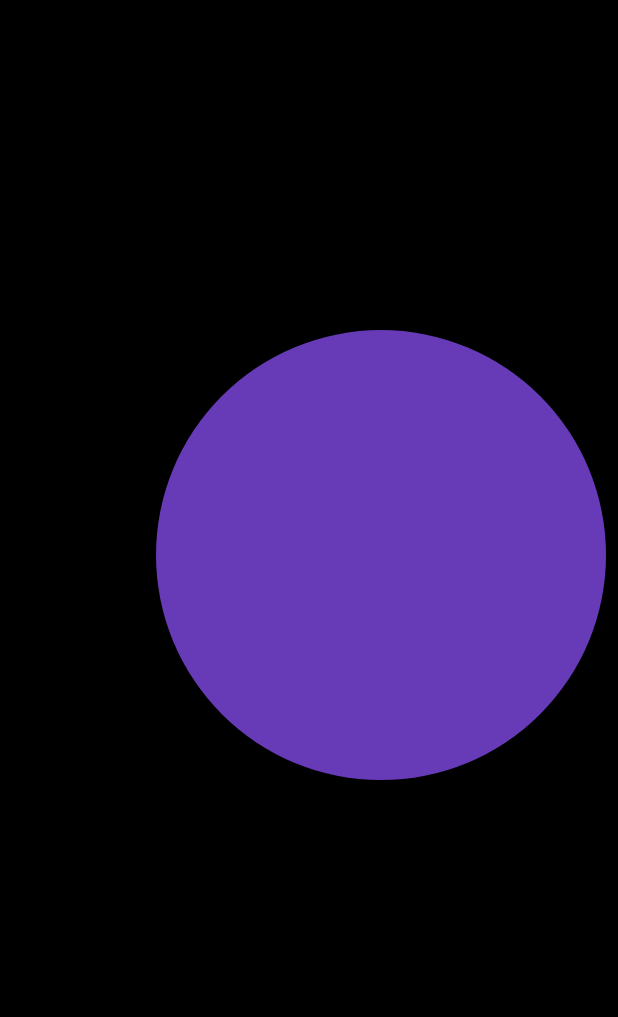
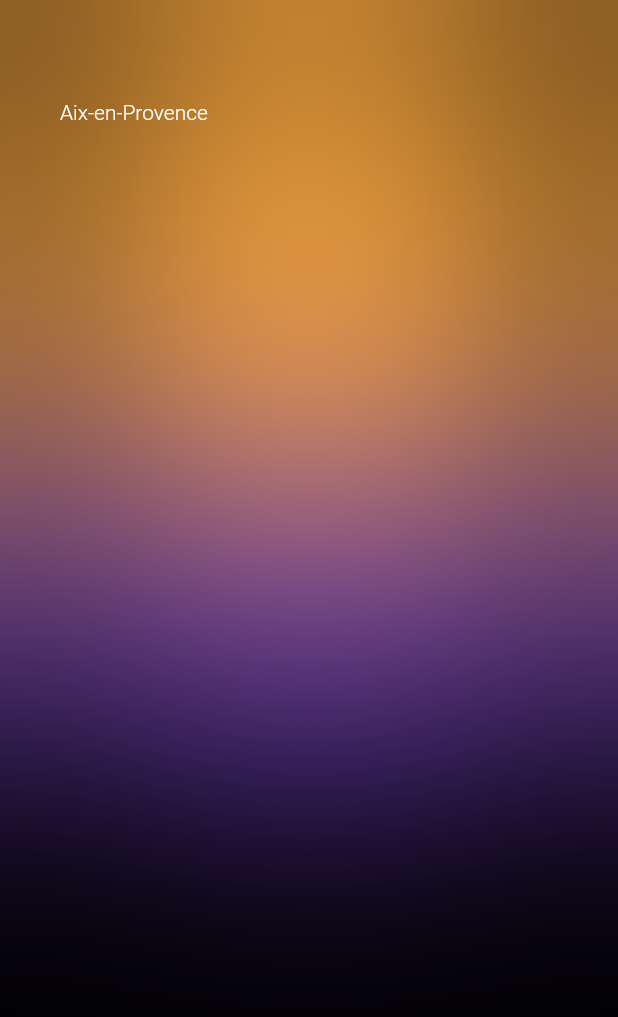
Before and after one commit to Aamirkhan55/weather_app, a Flutter app: the screen it shows after launch, on a phone screen of 412 x 824 dp. Shown: the top 1017 px of the screen. Run offline on Flutter 3.47's test engine with Material 2 defaults, Android fonts, the phone set to English and light mode, and no system bars; our stand-ins replace bloc, equatable.

```diff
--- a/lib/screens/home_screen.dart
+++ b/lib/screens/home_screen.dart
@@ -1,3 +1,5 @@
+import 'dart:ui';
+
 import 'package:flutter/material.dart';
 import 'package:flutter/services.dart';
 
@@ -38,6 +40,51 @@ class _HomeScreenState extends State<HomeScreen> {
                   ),
                 ),
               ),
+               Align(
+                alignment: const AlignmentDirectional(-3, -0.3),
+                child: Container(
+                  height: 300,
+                  width: 300,
+                  decoration: const BoxDecoration(
+                    shape: BoxShape.circle,
+                    color: Color(0xFF673AB7),
+                  ),
+                ),
+              ),
+               Align(
+                alignment: const AlignmentDirectional(0, -1.2),
+                child: Container(
+                  height: 300,
+                  width: 600,
+                  decoration: const BoxDecoration(
+                    color: Color(0xFFFFAB40),
+                  ),
+                ),
+              ),
+              BackdropFilter(
+                filter: ImageFilter.blur(sigmaX: 100.0, sigmaY: 100.0),
+                child: Container(
+                  decoration: const BoxDecoration(
+                    color: Colors.transparent,
+                  ),
+                ),
+                ),
+              SizedBox(
+                width: MediaQuery.sizeOf(context).width,
+                height: MediaQuery.sizeOf(context).height,
+                child: const Column(
+                  crossAxisAlignment: CrossAxisAlignment.start,
+                  children: [
+                    Text(
+                      'Aix-en-Provence',
+                      style: TextStyle(
+                        color: Colors.white,
+                        fontWeight: FontWeight.w300
+                      ),
+                      )
+                  ],
+                ),
+              ),
             ],
           ),
         ),
```
